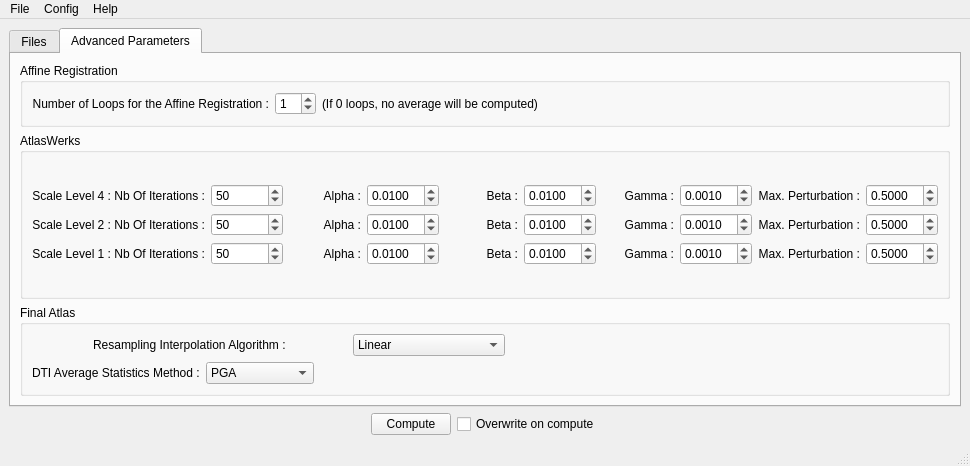
Qt form GUIwindow.ui (adrienkaiser/DTIAtlasBuilder) before a commit.
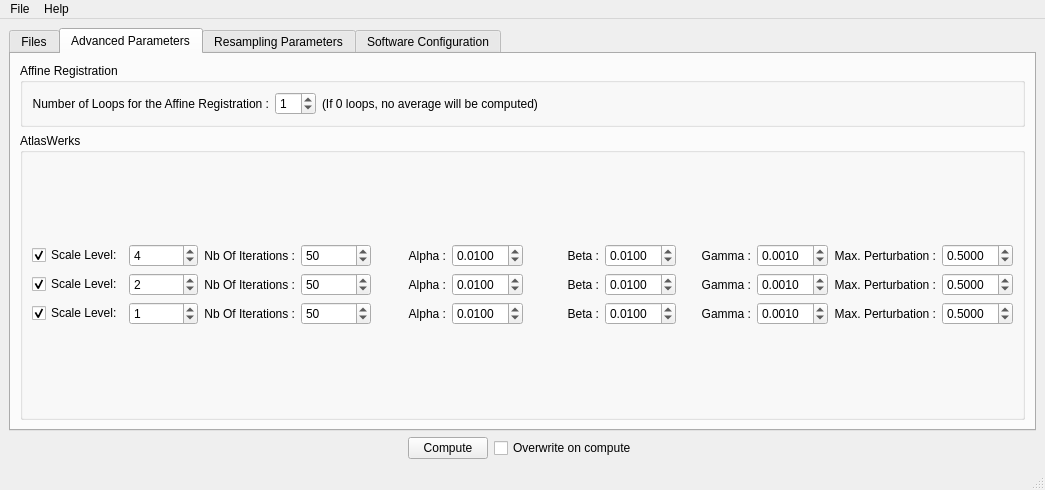
The same form after that commit. The open tabs and pages were chosen to show the change.

The edit to the form file:
```diff
--- a/GUIwindow.ui
+++ b/GUIwindow.ui
@@ -6,8 +6,8 @@
    <rect>
     <x>0</x>
     <y>0</y>
-    <width>970</width>
-    <height>466</height>
+    <width>1045</width>
+    <height>490</height>
    </rect>
   </property>
   <property name="windowTitle">
@@ -288,10 +288,27 @@
             <layout class="QVBoxLayout" name="verticalLayout_10">
              <item>
               <layout class="QHBoxLayout" name="horizontalLayout_3">
+               <item>
+                <widget class="QCheckBox" name="checkBox">
+                 <property name="text">
+                  <string>Scale Level:</string>
+                 </property>
+                 <property name="checked">
+                  <bool>true</bool>
+                 </property>
+                </widget>
+               </item>
+               <item>
+                <widget class="QSpinBox" name="spinBox">
+                 <property name="value">
+                  <number>4</number>
+                 </property>
+                </widget>
+               </item>
                <item>
                 <widget class="QLabel" name="label">
                  <property name="text">
-                  <string>Scale Level 4 : Nb Of Iterations :</string>
+                  <string>Nb Of Iterations :</string>
                  </property>
                  <property name="alignment">
                   <set>Qt::AlignRight|Qt::AlignTrailing|Qt::AlignVCenter</set>
@@ -410,10 +427,27 @@
              </item>
              <item>
               <layout class="QHBoxLayout" name="horizontalLayout_4">
+               <item>
+                <widget class="QCheckBox" name="checkBox_2">
+                 <property name="text">
+                  <string>Scale Level:</string>
+                 </property>
+                 <property name="checked">
+                  <bool>true</bool>
+                 </property>
+                </widget>
+               </item>
+               <item>
+                <widget class="QSpinBox" name="spinBox_2">
+                 <property name="value">
+                  <number>2</number>
+                 </property>
+                </widget>
+               </item>
                <item>
                 <widget class="QLabel" name="label_2">
                  <property name="text">
-                  <string>Scale Level 2 : Nb Of Iterations :</string>
+                  <string>Nb Of Iterations :</string>
                  </property>
                  <property name="alignment">
                   <set>Qt::AlignRight|Qt::AlignTrailing|Qt::AlignVCenter</set>
@@ -532,10 +566,27 @@
              </item>
              <item>
               <layout class="QHBoxLayout" name="horizontalLayout_5">
+               <item>
+                <widget class="QCheckBox" name="checkBox_3">
+                 <property name="text">
+                  <string>Scale Level:</string>
+                 </property>
+                 <property name="checked">
+                  <bool>true</bool>
+                 </property>
+                </widget>
+               </item>
+               <item>
+                <widget class="QSpinBox" name="spinBox_3">
+                 <property name="value">
+                  <number>1</number>
+                 </property>
+                </widget>
+               </item>
                <item>
                 <widget class="QLabel" name="label_11">
                  <property name="text">
-                  <string>Scale Level 1 : Nb Of Iterations :</string>
+                  <string>Nb Of Iterations :</string>
                  </property>
                  <property name="alignment">
                   <set>Qt::AlignRight|Qt::AlignTrailing|Qt::AlignVCenter</set>
@@ -639,14 +690,21 @@
           </layout>
          </widget>
         </item>
+       </layout>
+      </widget>
+      <widget class="QWidget" name="ResampTab">
+       <attribute name="title">
+        <string>Resampling Parameters</string>
+       </attribute>
+       <layout class="QVBoxLayout" name="verticalLayout_12">
         <item>
-         <widget class="QGroupBox" name="FinalcomputegroupBox">
+         <widget class="QGroupBox" name="FinalAtlasgroupBox">
           <property name="title">
            <string>Final Atlas</string>
           </property>
           <layout class="QVBoxLayout" name="verticalLayout_11">
            <item>
-            <layout class="QHBoxLayout" name="ResampParamHLayout">
+            <layout class="QHBoxLayout" name="ResampParamHLayout" stretch="0,0,0,0">
              <item>
               <widget class="QLabel" name="resamplingInterpolationTypeLabel">
                <property name="sizePolicy">
@@ -743,6 +801,9 @@
                  <verstretch>0</verstretch>
                 </sizepolicy>
                </property>
+               <property name="currentIndex">
+                <number>2</number>
+               </property>
                <item>
                 <property name="text">
                  <string>PGA</string>
@@ -778,11 +839,32 @@
              </item>
             </layout>
            </item>
+           <item>
+            <spacer name="verticalSpacer_2">
+             <property name="orientation">
+              <enum>Qt::Vertical</enum>
+             </property>
+             <property name="sizeType">
+              <enum>QSizePolicy::Expanding</enum>
+             </property>
+             <property name="sizeHint" stdset="0">
+              <size>
+               <width>20</width>
+               <height>40</height>
+              </size>
+             </property>
+            </spacer>
+           </item>
           </layout>
          </widget>
         </item>
        </layout>
       </widget>
+      <widget class="QWidget" name="tab">
+       <attribute name="title">
+        <string>Software Configuration</string>
+       </attribute>
+      </widget>
      </widget>
     </item>
     <item>
@@ -845,7 +927,7 @@
     <rect>
      <x>0</x>
      <y>0</y>
-     <width>970</width>
+     <width>1045</width>
      <height>25</height>
     </rect>
    </property>
@@ -857,12 +939,6 @@
     <addaction name="actionSave_parameters"/>
     <addaction name="actionExit"/>
    </widget>
-   <widget class="QMenu" name="menuConfig">
-    <property name="title">
-     <string>Config</string>
-    </property>
-    <addaction name="actionConfigure_Softwares"/>
-   </widget>
    <widget class="QMenu" name="menuHelp">
     <property name="title">
      <string>Help</string>
@@ -870,7 +946,6 @@
     <addaction name="actionRead_Me"/>
    </widget>
    <addaction name="menuFile"/>
-   <addaction name="menuConfig"/>
    <addaction name="menuHelp"/>
   </widget>
   <widget class="QStatusBar" name="statusbar"/>
```
Left out of the diff: 41 changed lines with no effect on the pictures.
